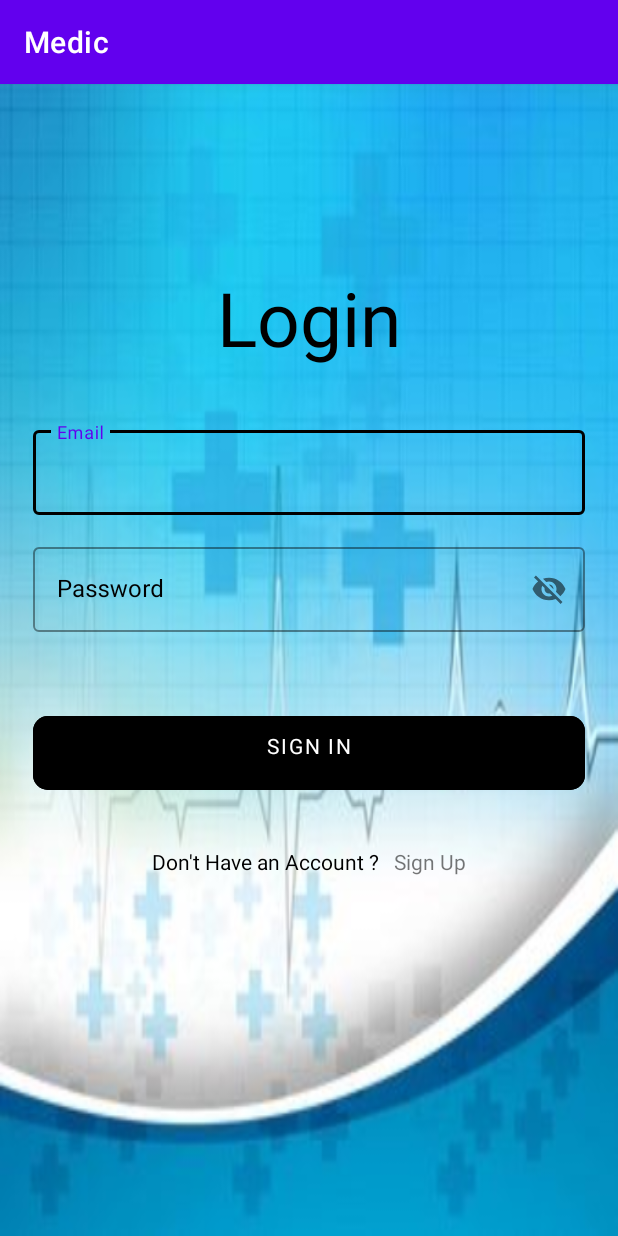
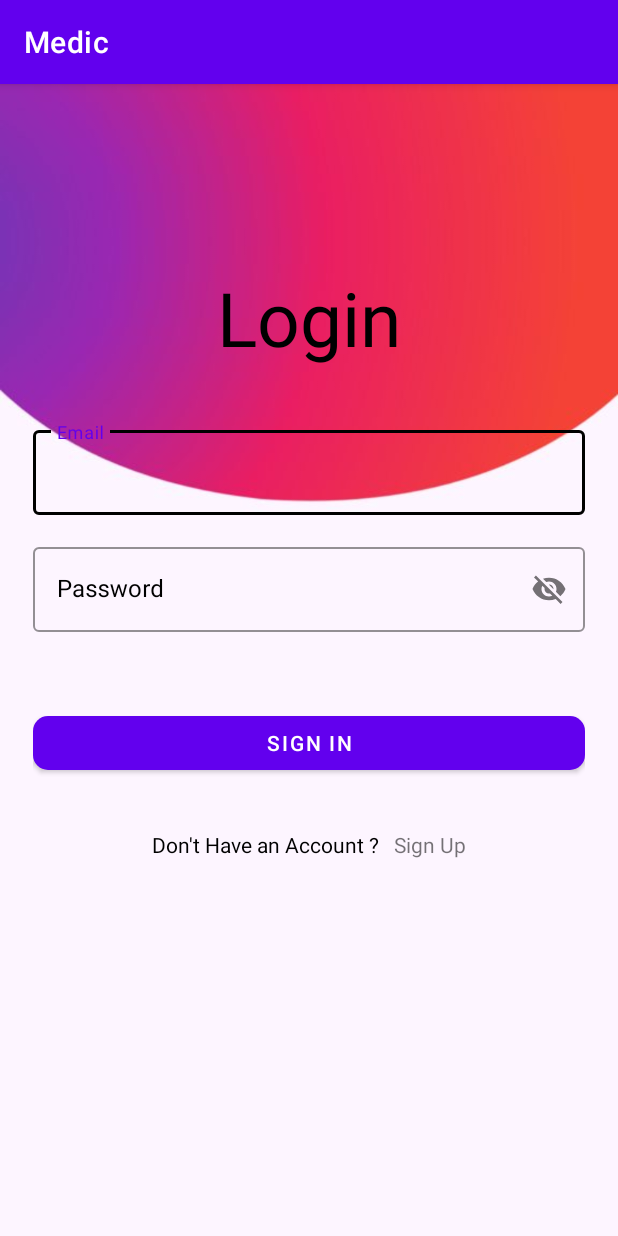
Before and after one commit to Dineshhank/MEDIC, an Android app: the screen it shows after launch (LoginActivity), on a phone screen of 412 x 824 dp. Run offline under Robolectric (Android 15) with nearby library versions, the phone set to English and light mode, and no system bars.

Commit message:
some new changes

```diff
--- a/app/src/main/java/com/example/medic/LoginActivity.java
+++ b/app/src/main/java/com/example/medic/LoginActivity.java
@@ -20,7 +20,7 @@ public class LoginActivity extends AppCompatActivity {
         super.onCreate(savedInstanceState);
         setContentView(R.layout.activity_login);
 
-        getSupportActionBar();
+
 
         txtSignUp = findViewById(R.id.txtSignUp);
 
--- a/app/src/main/res/layout/activity_login.xml
+++ b/app/src/main/res/layout/activity_login.xml
@@ -4,8 +4,8 @@
     xmlns:tools="http://schemas.android.com/tools"
     android:layout_width="match_parent"
     android:layout_height="match_parent"
-    android:background="@drawable/medi1"
     android:scrollbars="none"
+    android:background="@drawable/login_bg"
     tools:context=".LoginActivity">
 
     <LinearLayout
@@ -107,14 +107,8 @@
                 android:id="@+id/btnSignIn"
                 android:layout_width="match_parent"
                 android:layout_height="wrap_content"
-                android:backgroundTint="@color/black"
-                android:fontFamily=""
-                android:paddingStart="20dp"
-                android:paddingTop="10dp"
-                android:paddingEnd="20dp"
-                android:paddingBottom="20dp"
                 android:text="Sign In"
-                app:cornerRadius="10dp" />
+                app:cornerRadius="10dp"/>
 
         </FrameLayout>
 
```
Also changed, not shown: app/src/main/res/layout/activity_main.xml (+13 -1 lines), app/src/main/res/drawable/login_bg.jpg (added).
